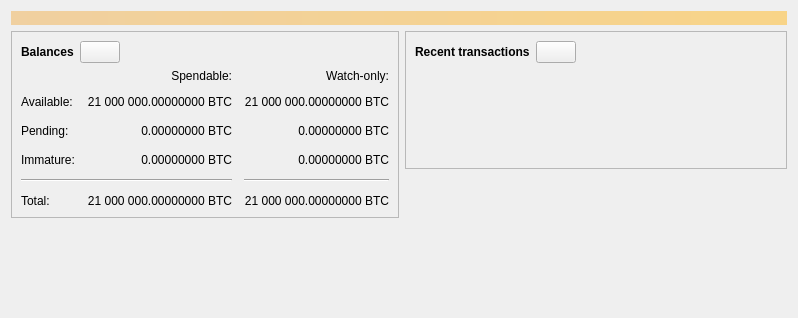
This is src/qt/forms/overviewpage.ui in 1175Dev/1175 as Qt 5 draws it before an edit. The edited form follows.
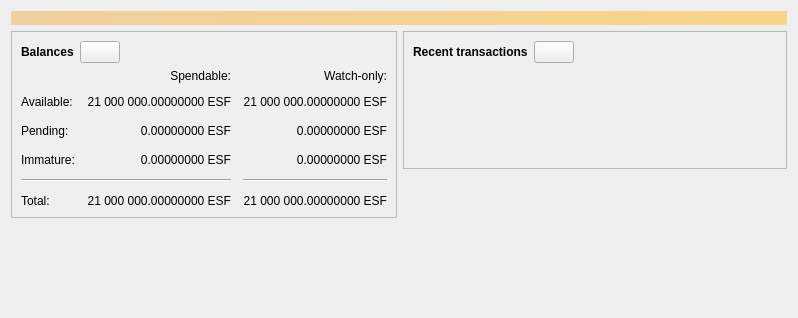
This is the edited form. Icons and pictures are not drawn. Custom widgets are drawn as their Qt base class.

What changed in the file:
```diff
--- a/src/qt/forms/overviewpage.ui
+++ b/src/qt/forms/overviewpage.ui
@@ -120,7 +120,7 @@
                <string>Unconfirmed transactions to watch-only addresses</string>
               </property>
               <property name="text">
-               <string notr="true">0.00000000 BTC</string>
+               <string notr="true">0.00000000 ESF</string>
               </property>
               <property name="alignment">
                <set>Qt::AlignRight|Qt::AlignTrailing|Qt::AlignVCenter</set>
@@ -139,7 +139,7 @@
                <string>Total of transactions that have yet to be confirmed, and do not yet count toward the spendable balance</string>
               </property>
               <property name="text">
-               <string notr="true">0.00000000 BTC</string>
+               <string notr="true">0.00000000 ESF</string>
               </property>
               <property name="alignment">
                <set>Qt::AlignRight|Qt::AlignTrailing|Qt::AlignVCenter</set>
@@ -158,7 +158,7 @@
                <string>Mined balance in watch-only addresses that has not yet matured</string>
               </property>
               <property name="text">
-               <string notr="true">0.00000000 BTC</string>
+               <string notr="true">0.00000000 ESF</string>
               </property>
               <property name="alignment">
                <set>Qt::AlignRight|Qt::AlignTrailing|Qt::AlignVCenter</set>
@@ -210,7 +210,7 @@
                <string>Mined balance that has not yet matured</string>
               </property>
               <property name="text">
-               <string notr="true">0.00000000 BTC</string>
+               <string notr="true">0.00000000 ESF</string>
               </property>
               <property name="alignment">
                <set>Qt::AlignRight|Qt::AlignTrailing|Qt::AlignVCenter</set>
@@ -249,7 +249,7 @@
                <string>Your current total balance</string>
               </property>
               <property name="text">
-               <string notr="true">21 000 000.00000000 BTC</string>
+               <string notr="true">21 000 000.00000000 ESF</string>
               </property>
               <property name="alignment">
                <set>Qt::AlignRight|Qt::AlignTrailing|Qt::AlignVCenter</set>
@@ -268,7 +268,7 @@
                <string>Current total balance in watch-only addresses</string>
               </property>
               <property name="text">
-               <string notr="true">21 000 000.00000000 BTC</string>
+               <string notr="true">21 000 000.00000000 ESF</string>
               </property>
               <property name="alignment">
                <set>Qt::AlignRight|Qt::AlignTrailing|Qt::AlignVCenter</set>
@@ -304,7 +304,7 @@
                <string>Your current spendable balance</string>
               </property>
               <property name="text">
-               <string notr="true">21 000 000.00000000 BTC</string>
+               <string notr="true">21 000 000.00000000 ESF</string>
               </property>
               <property name="alignment">
                <set>Qt::AlignRight|Qt::AlignTrailing|Qt::AlignVCenter</set>
@@ -323,7 +323,7 @@
                <string>Your current balance in watch-only addresses</string>
               </property>
               <property name="text">
-               <string notr="true">21 000 000.00000000 BTC</string>
+               <string notr="true">21 000 000.00000000 ESF</string>
               </property>
               <property name="alignment">
                <set>Qt::AlignRight|Qt::AlignTrailing|Qt::AlignVCenter</set>
```
Left out of the diff: 2 changed lines with no effect on the pictures.
